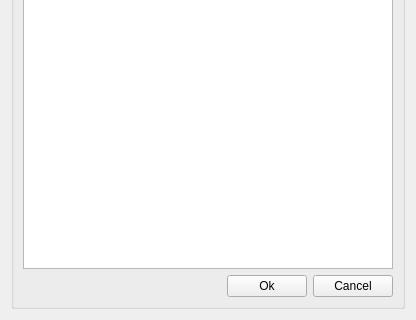
This is ui/element_management.ui in Giswater/giswater_qgis_plugin as Qt 5 draws it before an edit; both pictures show x 0 to 416 and y 466 to 786 of the 416 by 786 pixel window. The edited form follows.
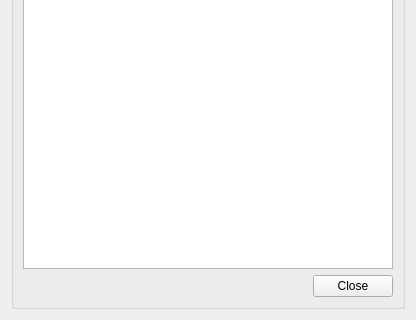
This is the edited form.

Commit message: #426 harmonize element_manager

```diff
--- a/ui/element_management.ui
+++ b/ui/element_management.ui
@@ -20,19 +20,6 @@
       <string/>
      </property>
      <layout class="QGridLayout" name="verticalLayout_3">
-      <item row="3" column="0" colspan="3">
-       <spacer name="horizontalSpacer">
-        <property name="orientation">
-         <enum>Qt::Horizontal</enum>
-        </property>
-        <property name="sizeHint" stdset="0">
-         <size>
-          <width>40</width>
-          <height>20</height>
-         </size>
-        </property>
-       </spacer>
-      </item>
       <item row="1" column="4">
        <widget class="QPushButton" name="btn_delete">
         <property name="sizePolicy">
@@ -49,7 +36,7 @@
       <item row="3" column="4">
        <widget class="QPushButton" name="btn_cancel">
         <property name="text">
-         <string>Cancel</string>
+         <string>Close</string>
         </property>
        </widget>
       </item>
@@ -69,19 +56,6 @@
       <item row="2" column="0" colspan="5">
        <widget class="QTableView" name="tbl_element"/>
       </item>
-      <item row="3" column="3">
-       <widget class="QPushButton" name="btn_accept">
-        <property name="sizePolicy">
-         <sizepolicy hsizetype="Fixed" vsizetype="Fixed">
-          <horstretch>0</horstretch>
-          <verstretch>0</verstretch>
-         </sizepolicy>
-        </property>
-        <property name="text">
-         <string>Ok</string>
-        </property>
-       </widget>
-      </item>
       <item row="1" column="0">
        <widget class="QLineEdit" name="element_id">
         <property name="sizePolicy">
@@ -102,6 +76,19 @@
         </property>
        </widget>
       </item>
+      <item row="3" column="0" colspan="4">
+       <spacer name="horizontalSpacer">
+        <property name="orientation">
+         <enum>Qt::Horizontal</enum>
+        </property>
+        <property name="sizeHint" stdset="0">
+         <size>
+          <width>40</width>
+          <height>20</height>
+         </size>
+        </property>
+       </spacer>
+      </item>
      </layout>
     </widget>
    </item>
```
The commit also changes 1 other file.
